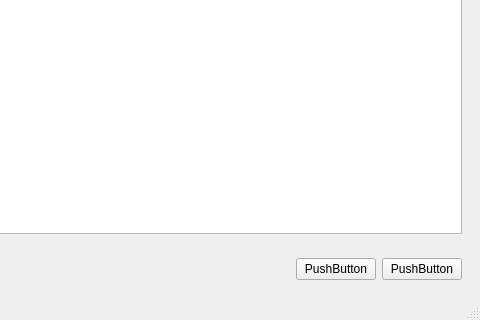
Florentus/modelCustom, file mainwindow.ui: the form before one commit; both pictures show x 430 to 910 and y 286 to 606 of the 910 by 606 pixel window.
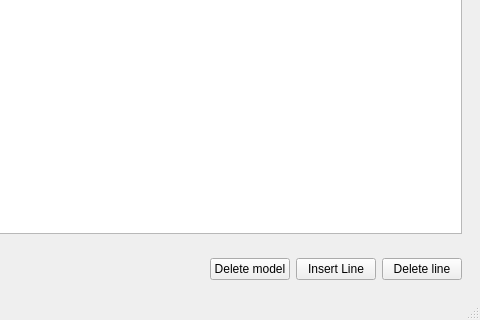
The form after the commit.

The edit to the form file:
```diff
--- a/mainwindow.ui
+++ b/mainwindow.ui
@@ -74,14 +74,21 @@
        <item>
         <widget class="QPushButton" name="pushButton">
          <property name="text">
-          <string>PushButton</string>
+          <string>Delete model</string>
          </property>
         </widget>
        </item>
        <item>
         <widget class="QPushButton" name="pushButton_2">
          <property name="text">
-          <string>PushButton</string>
+          <string>Insert Line</string>
+         </property>
+        </widget>
+       </item>
+       <item>
+        <widget class="QPushButton" name="DeleteLine">
+         <property name="text">
+          <string>Delete line</string>
          </property>
         </widget>
        </item>
```
Left out of the diff: 4 changed lines with no effect on the pictures.
